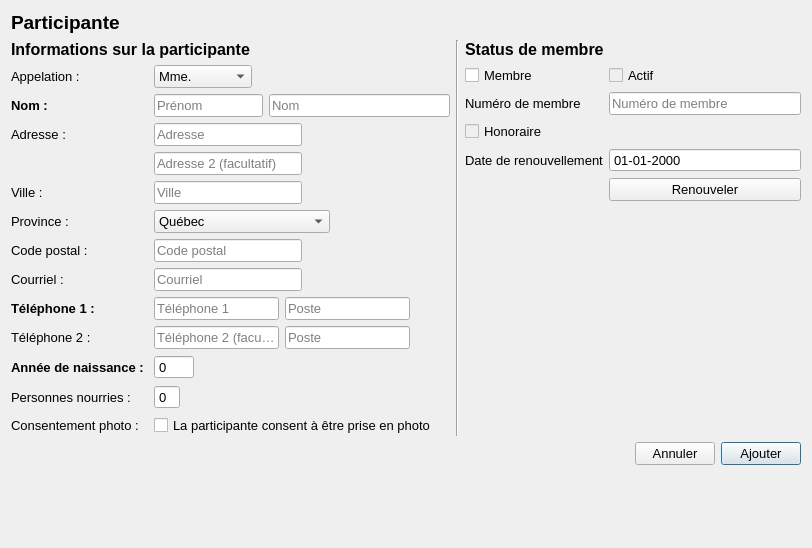
First picture: the form in GUI/participante.ui, repository samueldrouin/PyGuide, before the edit.
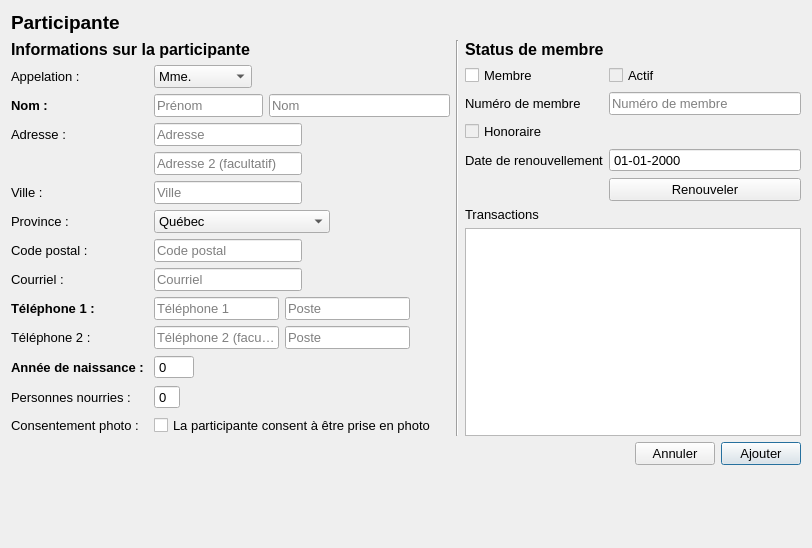
Second picture: the form after the edit.

Commit message: Ajout des inscription dans les factures

What changed in the file:
```diff
--- a/GUI/participante.ui
+++ b/GUI/participante.ui
@@ -871,17 +871,18 @@
         </layout>
        </item>
        <item>
-        <spacer name="verticalSpacer_3">
-         <property name="orientation">
-          <enum>Qt::Vertical</enum>
-         </property>
-         <property name="sizeHint" stdset="0">
-          <size>
-           <width>20</width>
-           <height>40</height>
-          </size>
-         </property>
-        </spacer>
+        <layout class="QVBoxLayout" name="verticalLayout_4">
+         <item>
+          <widget class="QLabel" name="lbl_transaction">
+           <property name="text">
+            <string>Transactions</string>
+           </property>
+          </widget>
+         </item>
+         <item>
+          <widget class="QTableWidget" name="tbl_transaction"/>
+         </item>
+        </layout>
        </item>
       </layout>
      </item>
```
The commit also changes 1 other file.
